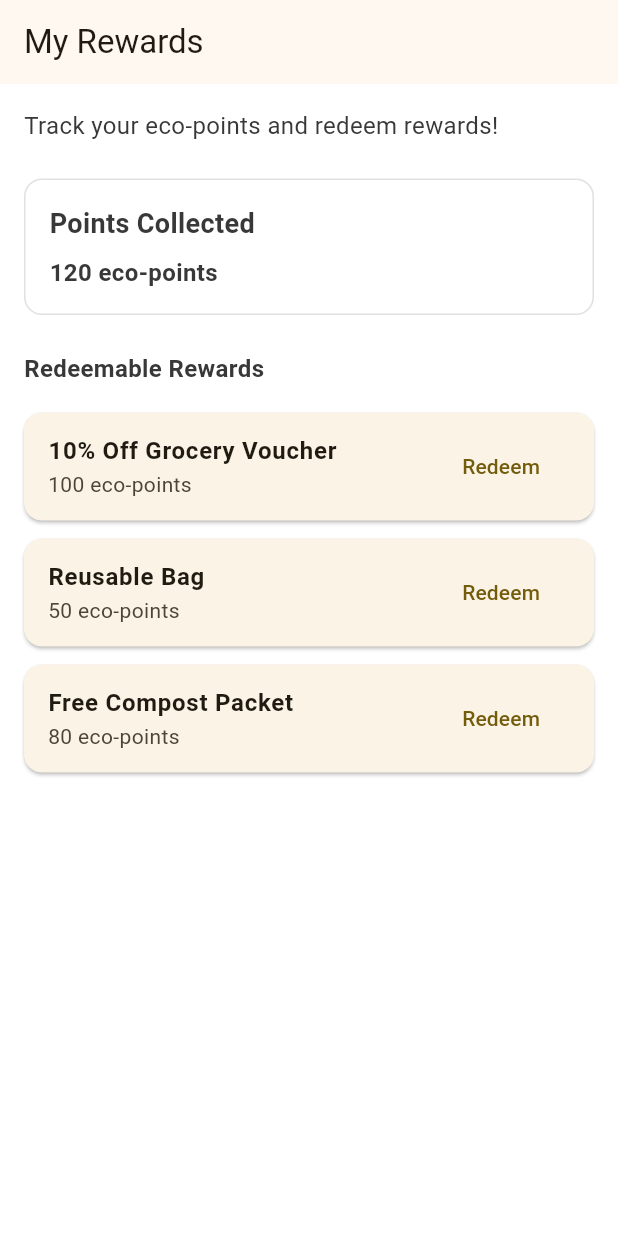
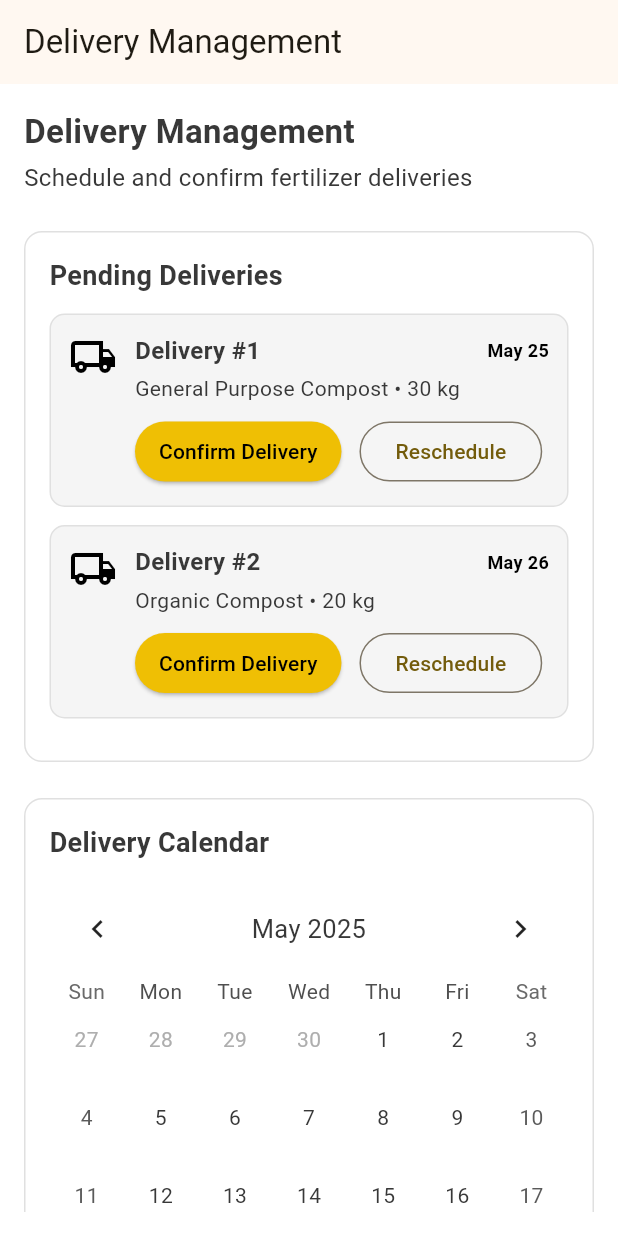
Before and after one commit to nandhns/scrapekan, a Flutter app: the screen it shows after launch, on a phone screen of 412 x 824 dp. Run offline on Flutter 3.47's test engine with Material 3 defaults, Android fonts, the phone set to English and light mode, and no system bars; drawn by our look-alikes of table_calendar.

Commit message:
add delivery management UI

```diff
--- a/lib/main.dart
+++ b/lib/main.dart
@@ -1,6 +1,7 @@
 import 'package:flutter/material.dart';
 import 'screens/log_waste_screen.dart';
 import 'screens/compost_tips_screen.dart';
+import 'screens/delivery_management_screen.dart';
 
 import 'screens/rewards_screen.dart';
 
@@ -24,7 +25,7 @@
         ),
       ),
       //home: const HomePage(),
-      home: const RewardsScreen(), // temporary
+      home: const DeliveryManagementScreen(), // temporary
     );
   }
 }
--- /dev/null
+++ b/lib/screens/delivery_management_screen.dart
@@ -0,0 +1,160 @@
+import 'package:flutter/material.dart';
+import 'package:table_calendar/table_calendar.dart';
+
+class DeliveryManagementScreen extends StatelessWidget {
+  const DeliveryManagementScreen({super.key});
+
+  @override
+  Widget build(BuildContext context) {
+    final deliveries = [
+      {
+        'title': 'Delivery #1',
+        'description': 'General Purpose Compost • 30 kg',
+        'date': 'May 25',
+      },
+      {
+        'title': 'Delivery #2',
+        'description': 'Organic Compost • 20 kg',
+        'date': 'May 26',
+      },
+    ];
+
+    return Scaffold(
+      appBar: AppBar(title: const Text('Delivery Management')),
+      body: Padding(
+        padding: const EdgeInsets.all(16),
+        child: ListView(
+          children: [
+            const Text(
+              'Delivery Management',
+              style: TextStyle(fontSize: 22, fontWeight: FontWeight.bold),
+            ),
+            const SizedBox(height: 4),
+            const Text(
+              'Schedule and confirm fertilizer deliveries',
+              style: TextStyle(fontSize: 16),
+            ),
+            const SizedBox(height: 24),
+
+            // Pending Deliveries Box
+            Container(
+              padding: const EdgeInsets.all(16),
+              decoration: BoxDecoration(
+                border: Border.all(color: Colors.grey.shade300),
+                borderRadius: BorderRadius.circular(12),
+                color: Colors.white,
+              ),
+              child: Column(
+                crossAxisAlignment: CrossAxisAlignment.start,
+                children: [
+                  const Text(
+                    'Pending Deliveries',
+                    style: TextStyle(fontSize: 18, fontWeight: FontWeight.w600),
+                  ),
+                  const SizedBox(height: 12),
+                  for (var delivery in deliveries)
+                    Container(
+                      margin: const EdgeInsets.only(bottom: 12),
+                      padding: const EdgeInsets.all(12),
+                      decoration: BoxDecoration(
+                        border: Border.all(color: Colors.grey.shade300),
+                        borderRadius: BorderRadius.circular(10),
+                        color: Colors.grey.shade100,
+                      ),
+                      child: Row(
+                        crossAxisAlignment: CrossAxisAlignment.start,
+                        children: [
+                          const Icon(Icons.local_shipping_outlined, size: 32, color: Colors.black),
+                          const SizedBox(width: 12),
+                          Expanded(
+                            child: Column(
+                              crossAxisAlignment: CrossAxisAlignment.start,
+                              children: [
+                                Row(
+                                  children: [
+                                    Expanded(
+                                      child: Text(
+                                        delivery['title']!,
+                                        style: const TextStyle(fontWeight: FontWeight.bold, fontSize: 16),
+                                      ),
+                                    ),
+                                    Text(
+                                      delivery['date']!,
+                                      style: const TextStyle(fontSize: 12, fontWeight: FontWeight.bold, color: Colors.black),
+                                    ),
+                                  ],
+                                ),
+                                const SizedBox(height: 4),
+                                Text(delivery['description']!),
+                                const SizedBox(height: 8),
+                                Row(
+                                  children: [
+                                    ElevatedButton(
+                                      onPressed: () {},
+                                      style: ElevatedButton.styleFrom(
+                                        backgroundColor: const Color(0xFFEFBF04),
+                                        foregroundColor: Colors.black,
+                                        padding: const EdgeInsets.symmetric(horizontal: 16, vertical: 8),
+                                      ),
+                                      child: const Text('Confirm Delivery'),
+                                    ),
+                                    const SizedBox(width: 12),
+                                    OutlinedButton(
+                                      onPressed: () {},
+                                      child: const Text('Reschedule'),
+                                    ),
+                                  ],
+                                ),
+                              ],
+                            ),
+                          ),
+                        ],
+                      ),
+                    ),
+                ],
+              ),
+            ),
+            const SizedBox(height: 24),
+
+            // Calendar Box
+            Container(
+              padding: const EdgeInsets.all(16),
+              decoration: BoxDecoration(
+                border: Border.all(color: Colors.grey.shade300),
+                borderRadius: BorderRadius.circular(12),
+                color: Colors.white,
+              ),
+              child: Column(
+                crossAxisAlignment: CrossAxisAlignment.start,
+                children: [
+                  const Text(
+                    'Delivery Calendar',
+                    style: TextStyle(fontSize: 18, fontWeight: FontWeight.w600),
+                  ),
+                  const SizedBox(height: 12),
+                  TableCalendar(
+                    firstDay: DateTime.utc(2020, 1, 1),
+                    lastDay: DateTime.utc(2030, 12, 31),
+                    focusedDay: DateTime.now(),
+                    calendarStyle: const CalendarStyle(
+                      markerDecoration: BoxDecoration(
+                        color: Colors.green,
+                        shape: BoxShape.circle,
+                      ),
+                    ),
+                    headerStyle: const HeaderStyle(
+                      formatButtonVisible: false,
+                      titleCentered: true,
+                    ),
+                    selectedDayPredicate: (day) => false,
+                    onDaySelected: (selectedDay, focusedDay) {},
+                  ),
+                ],
+              ),
+            ),
+          ],
+        ),
+      ),
+    );
+  }
+}
--- a/pubspec.yaml
+++ b/pubspec.yaml
@@ -33,6 +33,8 @@ dependencies:
   cupertino_icons: ^1.0.6
 
   provider: ^6.1.1
+
+  table_calendar: ^3.0.9
 
   firebase_core: ^3.4.0
   firebase_auth: ^5.2.0
```
Also changed, not shown: pubspec.lock.
